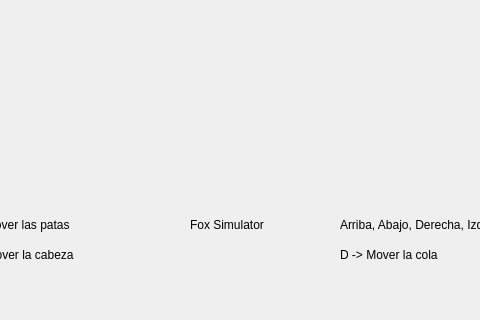
The window that mainwindow.ui (ITLP-Chronicles/opengl-qt) describes before a commit, drawn with Qt 5; both pictures show x 190 to 670 and y 385 to 705 of the 883 by 705 pixel window.
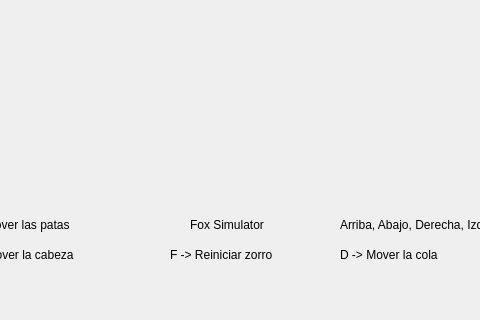
The same window after the commit.

Commit message: Reset feature FOXXXX WUOF WUOF

The edit to the form file:
```diff
--- a/mainwindow.ui
+++ b/mainwindow.ui
@@ -103,6 +103,19 @@
      <string>D -&gt; Mover la cola</string>
     </property>
    </widget>
+   <widget class="QLabel" name="label_7">
+    <property name="geometry">
+     <rect>
+      <x>360</x>
+      <y>630</y>
+      <width>141</width>
+      <height>20</height>
+     </rect>
+    </property>
+    <property name="text">
+     <string>F -&gt; Reiniciar zorro</string>
+    </property>
+   </widget>
   </widget>
   <widget class="QMenuBar" name="menubar">
    <property name="geometry">
```
The commit also changes 2 other files.
